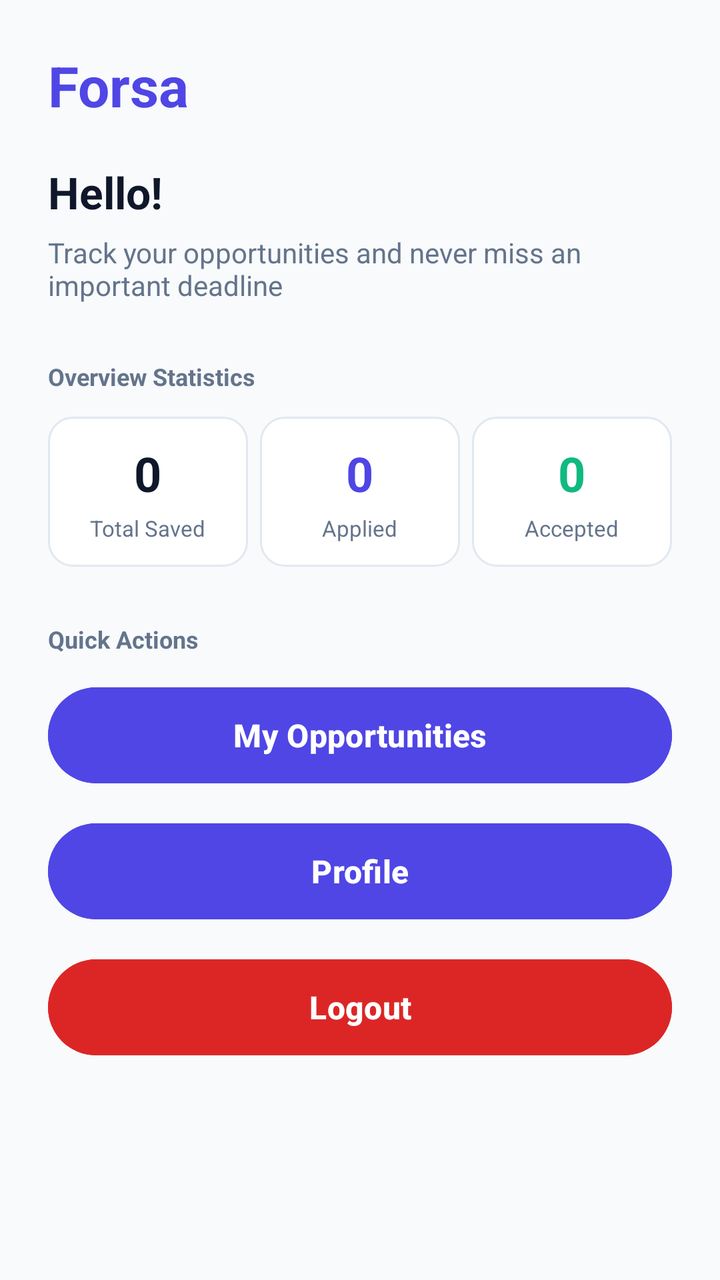
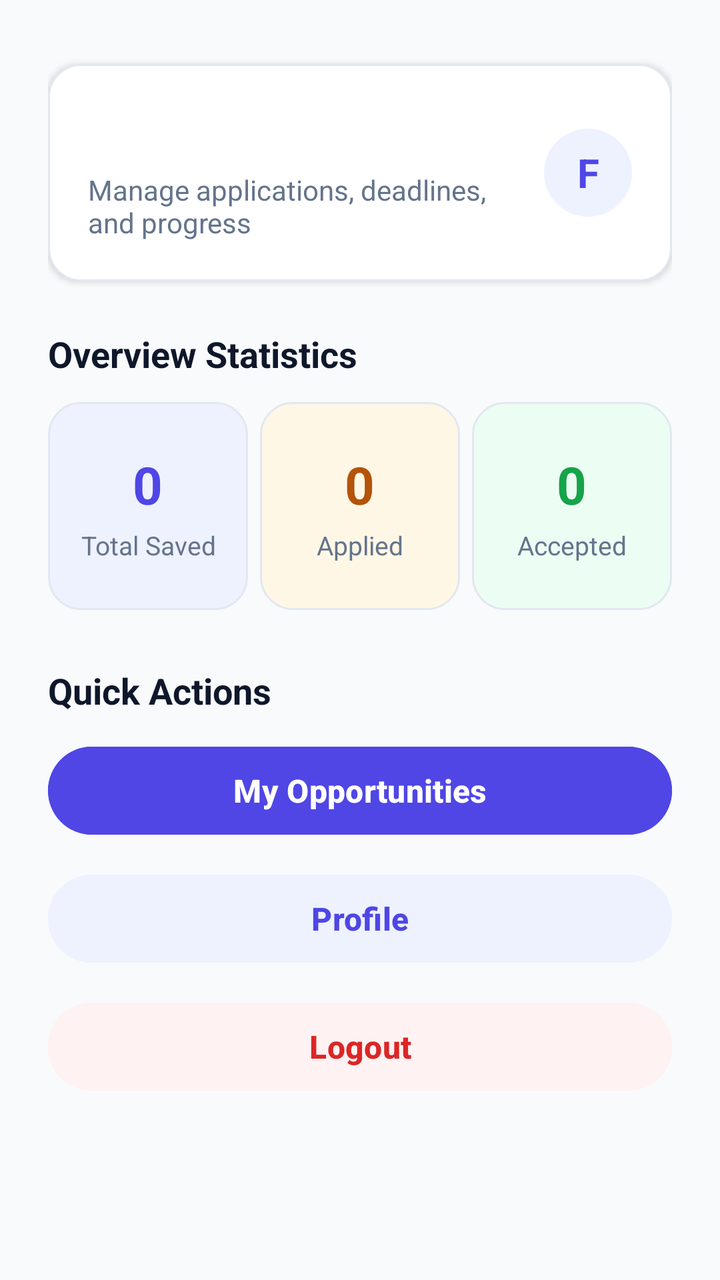

An Android layout rendered at two revisions. The XML below is the earlier revision; the diff shows what the commit changed to produce the second picture.
<!-- AndroidManifest.xml: application theme Theme.Forsa -->
<!-- res/layout/activity_main.xml -->
<?xml version="1.0" encoding="utf-8"?>
<ScrollView xmlns:android="http://schemas.android.com/apk/res/android"
    android:id="@+id/main"
    android:layout_width="match_parent"
    android:layout_height="match_parent"
    android:background="@color/background"
    android:fillViewport="true">

    <LinearLayout
        android:layout_width="match_parent"
        android:layout_height="wrap_content"
        android:orientation="vertical"
        android:padding="24dp">

        
        <TextView
            android:layout_width="wrap_content"
            android:layout_height="wrap_content"
            android:text="@string/app_name"
            android:textColor="@color/primary"
            android:textSize="28sp"
            android:textStyle="bold" />

        
        <TextView
            android:id="@+id/tvDashboardWelcome"
            android:layout_width="match_parent"
            android:layout_height="wrap_content"
            android:layout_marginTop="20dp"
            android:text="Hello!"
            android:textColor="@color/text_primary"
            android:textSize="22sp"
            android:textStyle="bold" />

        
        <TextView
            android:layout_width="match_parent"
            android:layout_height="wrap_content"
            android:layout_marginTop="6dp"
            android:text="@string/dashboard_subtitle"
            android:textColor="@color/text_secondary"
            android:textSize="14sp" />

        
        <TextView
            android:layout_width="match_parent"
            android:layout_height="wrap_content"
            android:layout_marginTop="28dp"
            android:layout_marginBottom="12dp"
            android:text="@string/title_overview_stats"
            android:textColor="@color/text_secondary"
            android:textSize="12sp"
            android:textStyle="bold" />

        
        <LinearLayout
            android:layout_width="match_parent"
            android:layout_height="wrap_content"
            android:orientation="horizontal"
            android:layout_marginBottom="28dp">

            
            <LinearLayout
                android:layout_width="0dp"
                android:layout_height="wrap_content"
                android:layout_weight="1"
                android:layout_marginEnd="4dp"
                android:background="@drawable/bg_dashboard_card"
                android:orientation="vertical"
                android:padding="12dp"
                android:gravity="center">

                <TextView
                    android:id="@+id/tvTotalOpportunities"
                    android:layout_width="wrap_content"
                    android:layout_height="wrap_content"
                    android:text="0"
                    android:textColor="@color/text_primary"
                    android:textSize="24sp"
                    android:textStyle="bold" />

                <TextView
                    android:layout_width="wrap_content"
                    android:layout_height="wrap_content"
                    android:layout_marginTop="4dp"
                    android:text="@string/lbl_dashboard_total"
                    android:textColor="@color/text_secondary"
                    android:textSize="11sp"
                    android:gravity="center" />
            </LinearLayout>

            
            <LinearLayout
                android:layout_width="0dp"
                android:layout_height="wrap_content"
                android:layout_weight="1"
                android:layout_marginHorizontal="2dp"
                android:background="@drawable/bg_dashboard_card"
                android:orientation="vertical"
                android:padding="12dp"
                android:gravity="center">

                <TextView
                    android:id="@+id/tvAppliedOpportunities"
                    android:layout_width="wrap_content"
                    android:layout_height="wrap_content"
                    android:text="0"
                    android:textColor="@color/primary"
                    android:textSize="24sp"
                    android:textStyle="bold" />

                <TextView
                    android:layout_width="wrap_content"
                    android:layout_height="wrap_content"
                    android:layout_marginTop="4dp"
                    android:text="@string/lbl_dashboard_applied"
                    android:textColor="@color/text_secondary"
                    android:textSize="11sp"
                    android:gravity="center" />
            </LinearLayout>

            
            <LinearLayout
                android:layout_width="0dp"
                android:layout_height="wrap_content"
                android:layout_weight="1"
                android:layout_marginStart="4dp"
                android:background="@drawable/bg_dashboard_card"
                android:orientation="vertical"
                android:padding="12dp"
                android:gravity="center">

                <TextView
                    android:id="@+id/tvAcceptedOpportunities"
                    android:layout_width="wrap_content"
                    android:layout_height="wrap_content"
                    android:text="0"
                    android:textColor="#10B981"
                    android:textSize="24sp"
                    android:textStyle="bold" />

                <TextView
                    android:layout_width="wrap_content"
                    android:layout_height="wrap_content"
                    android:layout_marginTop="4dp"
                    android:text="@string/lbl_dashboard_accepted"
                    android:textColor="@color/text_secondary"
                    android:textSize="11sp"
                    android:gravity="center" />
            </LinearLayout>
        </LinearLayout>

        
        <TextView
            android:layout_width="match_parent"
            android:layout_height="wrap_content"
            android:layout_marginBottom="12dp"
            android:text="@string/title_quick_actions"
            android:textColor="@color/text_secondary"
            android:textSize="12sp"
            android:textStyle="bold" />

        
        <Button
            android:id="@+id/btnViewOpportunities"
            android:layout_width="match_parent"
            android:layout_height="56dp"
            android:layout_marginBottom="12dp"
            android:backgroundTint="@color/primary"
            android:text="@string/btn_dashboard_opportunities"
            android:textAllCaps="false"
            android:textColor="@color/white"
            android:textSize="16sp"
            android:textStyle="bold" />

        <Button
            android:id="@+id/btnOpenProfile"
            android:layout_width="match_parent"
            android:layout_height="56dp"
            android:layout_marginBottom="12dp"
            android:backgroundTint="@color/primary"
            android:text="@string/btn_dashboard_profile"
            android:textAllCaps="false"
            android:textColor="@color/white"
            android:textSize="16sp"
            android:textStyle="bold" />

        <Button
            android:id="@+id/btnLogout"
            android:layout_width="match_parent"
            android:layout_height="56dp"
            android:layout_marginBottom="24dp"
            android:backgroundTint="@color/error"
            android:text="@string/btn_dashboard_logout"
            android:textAllCaps="false"
            android:textColor="@color/white"
            android:textSize="16sp"
            android:textStyle="bold" />

    </LinearLayout>
</ScrollView>
<!-- resources referenced by this layout -->
<resources>
  <color name="background">#F8FAFC</color>
  <color name="error">#DC2626</color>
  <color name="primary">#4F46E5</color>
  <color name="text_primary">#0F172A</color>
  <color name="text_secondary">#64748B</color>
  <color name="white">#FFFFFF</color>
  <!-- drawable bg_dashboard_card (drawable) -->
  <?xml version="1.0" encoding="utf-8"?>
  <shape xmlns:android="http://schemas.android.com/apk/res/android"
      android:shape="rectangle">
      <solid android:color="@color/surface" />
      <corners android:radius="12dp" />
      <stroke
          android:width="1dp"
          android:color="#E2E8F0" />
  </shape>
  <string name="app_name">Forsa</string>
  <string name="btn_dashboard_logout">Logout</string>
  <string name="btn_dashboard_opportunities">My Opportunities</string>
  <string name="btn_dashboard_profile">Profile</string>
  <string name="dashboard_subtitle">Track your opportunities and never miss an important deadline</string>
  <string name="lbl_dashboard_accepted">Accepted</string>
  <string name="lbl_dashboard_applied">Applied</string>
  <string name="lbl_dashboard_total">Total Saved</string>
  <string name="title_overview_stats">Overview Statistics</string>
  <string name="title_quick_actions">Quick Actions</string>
  <style name="Theme.Forsa" parent="Base.Theme.Forsa" />
  <color name="surface">#FFFFFF</color>
  <style name="Base.Theme.Forsa" parent="Theme.Material3.DayNight.NoActionBar">
          
          
      </style>
</resources>

<!-- the commit's change to res/layout/activity_main.xml (unified diff, before → after) -->
@@ -13,43 +13,60 @@
         android:padding="24dp">
 
         
+        <LinearLayout
+            android:layout_width="match_parent"
+            android:layout_height="wrap_content"
+            android:layout_marginTop="8dp"
+            android:background="@drawable/bg_card_white"
+            android:elevation="2dp"
+            android:orientation="horizontal"
+            android:padding="20dp"
+            android:gravity="center_vertical">
+
+            <LinearLayout
+                android:layout_width="0dp"
+                android:layout_height="wrap_content"
+                android:layout_weight="1"
+                android:orientation="vertical"
+                android:layout_marginEnd="16dp">
+
+                <TextView
+                    android:id="@+id/tvDashboardWelcome"
+                    android:layout_width="match_parent"
+                    android:layout_height="wrap_content"
+                    android:textColor="@color/text_primary"
+                    android:textSize="22sp"
+                    android:textStyle="bold" />
+
+                <TextView
+                    android:layout_width="match_parent"
+                    android:layout_height="wrap_content"
+                    android:layout_marginTop="4dp"
+                    android:text="@string/dashboard_subtitle_p8"
+                    android:textColor="@color/text_secondary"
+                    android:textSize="14sp" />
+            </LinearLayout>
+
+            <TextView
+                android:layout_width="44dp"
+                android:layout_height="44dp"
+                android:background="@drawable/bg_icon_circle"
+                android:gravity="center"
+                android:text="@string/brand_logo_letter"
+                android:textColor="@color/primary"
+                android:textSize="20sp"
+                android:textStyle="bold" />
+        </LinearLayout>
+
+        
         <TextView
-            android:layout_width="wrap_content"
-            android:layout_height="wrap_content"
-            android:text="@string/app_name"
-            android:textColor="@color/primary"
-            android:textSize="28sp"
-            android:textStyle="bold" />
-
-        
-        <TextView
-            android:id="@+id/tvDashboardWelcome"
-            android:layout_width="match_parent"
-            android:layout_height="wrap_content"
-            android:layout_marginTop="20dp"
-            android:text="Hello!"
+            android:layout_width="match_parent"
+            android:layout_height="wrap_content"
+            android:layout_marginTop="24dp"
+            android:layout_marginBottom="12dp"
+            android:text="@string/title_overview_stats"
             android:textColor="@color/text_primary"
-            android:textSize="22sp"
-            android:textStyle="bold" />
-
-        
-        <TextView
-            android:layout_width="match_parent"
-            android:layout_height="wrap_content"
-            android:layout_marginTop="6dp"
-            android:text="@string/dashboard_subtitle"
-            android:textColor="@color/text_secondary"
-            android:textSize="14sp" />
-
-        
-        <TextView
-            android:layout_width="match_parent"
-            android:layout_height="wrap_content"
-            android:layout_marginTop="28dp"
-            android:layout_marginBottom="12dp"
-            android:text="@string/title_overview_stats"
-            android:textColor="@color/text_secondary"
-            android:textSize="12sp"
+            android:textSize="18sp"
             android:textStyle="bold" />
 
         
@@ -62,51 +79,51 @@
             
             <LinearLayout
                 android:layout_width="0dp"
-                android:layout_height="wrap_content"
+                android:layout_height="104dp"
                 android:layout_weight="1"
                 android:layout_marginEnd="4dp"
-                android:background="@drawable/bg_dashboard_card"
-                android:orientation="vertical"
-                android:padding="12dp"
-                android:gravity="center">
+                android:background="@drawable/bg_stat_indigo"
+                android:gravity="center"
+                android:orientation="vertical"
+                android:padding="12dp">
 
                 <TextView
                     android:id="@+id/tvTotalOpportunities"
-                    android:layout_width="wrap_content"
-                    android:layout_height="wrap_content"
-                    android:text="0"
-                    android:textColor="@color/text_primary"
-                    android:textSize="24sp"
-                    android:textStyle="bold" />
-
-                <TextView
-                    android:layout_width="wrap_content"
-                    android:layout_height="wrap_content"
-                    android:layout_marginTop="4dp"
-                    android:text="@string/lbl_dashboard_total"
-                    android:textColor="@color/text_secondary"
-                    android:textSize="11sp"
-                    android:gravity="center" />
-            </LinearLayout>
-
-            
-            <LinearLayout
-                android:layout_width="0dp"
-                android:layout_height="wrap_content"
-                android:layout_weight="1"
-                android:layout_marginHorizontal="2dp"
-                android:background="@drawable/bg_dashboard_card"
-                android:orientation="vertical"
-                android:padding="12dp"
-                android:gravity="center">
-
-                <TextView
-                    android:id="@+id/tvAppliedOpportunities"
                     android:layout_width="wrap_content"
                     android:layout_height="wrap_content"
                     android:text="0"
                     android:textColor="@color/primary"
-                    android:textSize="24sp"
+                    android:textSize="26sp"
+                    android:textStyle="bold" />
+
+                <TextView
+                    android:layout_width="wrap_content"
+                    android:layout_height="wrap_content"
+                    android:layout_marginTop="4dp"
+                    android:text="@string/lbl_dashboard_total"
+                    android:textColor="@color/text_secondary"
+                    android:textSize="13sp"
+                    android:gravity="center" />
+            </LinearLayout>
+
+            
+            <LinearLayout
+                android:layout_width="0dp"
+                android:layout_height="104dp"
+                android:layout_weight="1"
+                android:layout_marginHorizontal="2dp"
+                android:background="@drawable/bg_stat_amber"
+                android:gravity="center"
+                android:orientation="vertical"
+                android:padding="12dp">
+
+                <TextView
+                    android:id="@+id/tvAppliedOpportunities"
+                    android:layout_width="wrap_content"
+                    android:layout_height="wrap_content"
+                    android:text="0"
+                    android:textColor="@color/amber_badge_text"
+                    android:textSize="26sp"
                     android:textStyle="bold" />
 
                 <TextView
@@ -115,28 +132,28 @@
                     android:layout_marginTop="4dp"
                     android:text="@string/lbl_dashboard_applied"
                     android:textColor="@color/text_secondary"
-                    android:textSize="11sp"
+                    android:textSize="13sp"
                     android:gravity="center" />
             </LinearLayout>
 
             
             <LinearLayout
                 android:layout_width="0dp"
-                android:layout_height="wrap_content"
+                android:layout_height="104dp"
                 android:layout_weight="1"
                 android:layout_marginStart="4dp"
-                android:background="@drawable/bg_dashboard_card"
-                android:orientation="vertical"
-                android:padding="12dp"
-                android:gravity="center">
+                android:background="@drawable/bg_stat_green"
+                android:gravity="center"
+                android:orientation="vertical"
+                android:padding="12dp">
 
                 <TextView
                     android:id="@+id/tvAcceptedOpportunities"
                     android:layout_width="wrap_content"
                     android:layout_height="wrap_content"
                     android:text="0"
-                    android:textColor="#10B981"
-                    android:textSize="24sp"
+                    android:textColor="@color/success"
+                    android:textSize="26sp"
                     android:textStyle="bold" />
 
                 <TextView
@@ -145,7 +162,7 @@
                     android:layout_marginTop="4dp"
                     android:text="@string/lbl_dashboard_accepted"
                     android:textColor="@color/text_secondary"
-                    android:textSize="11sp"
+                    android:textSize="13sp"
                     android:gravity="center" />
             </LinearLayout>
         </LinearLayout>
@@ -156,15 +173,15 @@
             android:layout_height="wrap_content"
             android:layout_marginBottom="12dp"
             android:text="@string/title_quick_actions"
-            android:textColor="@color/text_secondary"
-            android:textSize="12sp"
+            android:textColor="@color/text_primary"
+            android:textSize="18sp"
             android:textStyle="bold" />
 
         
         <Button
             android:id="@+id/btnViewOpportunities"
             android:layout_width="match_parent"
-            android:layout_height="56dp"
+            android:layout_height="52dp"
             android:layout_marginBottom="12dp"
             android:backgroundTint="@color/primary"
             android:text="@string/btn_dashboard_opportunities"
@@ -176,24 +193,24 @@
         <Button
             android:id="@+id/btnOpenProfile"
             android:layout_width="match_parent"
-            android:layout_height="56dp"
-            android:layout_marginBottom="12dp"
-            android:backgroundTint="@color/primary"
+            android:layout_height="52dp"
+            android:layout_marginBottom="12dp"
+            android:backgroundTint="@color/soft_indigo"
             android:text="@string/btn_dashboard_profile"
             android:textAllCaps="false"
-            android:textColor="@color/white"
+            android:textColor="@color/primary"
             android:textSize="16sp"
             android:textStyle="bold" />
 
         <Button
             android:id="@+id/btnLogout"
             android:layout_width="match_parent"
-            android:layout_height="56dp"
+            android:layout_height="52dp"
             android:layout_marginBottom="24dp"
-            android:backgroundTint="@color/error"
+            android:backgroundTint="@color/soft_red"
             android:text="@string/btn_dashboard_logout"
             android:textAllCaps="false"
-            android:textColor="@color/white"
+            android:textColor="@color/error"
             android:textSize="16sp"
             android:textStyle="bold" />
 
<!-- resource entries referenced after the edit -->
@@ -1,26 +1,66 @@
 <!-- resources referenced by this layout -->
 <resources>
+  <color name="amber_badge_text">#B45309</color>
   <color name="background">#F8FAFC</color>
   <color name="error">#DC2626</color>
   <color name="primary">#4F46E5</color>
+  <color name="soft_indigo">#EEF2FF</color>
+  <color name="soft_red">#FEF2F2</color>
+  <color name="success">#16A34A</color>
   <color name="text_primary">#0F172A</color>
   <color name="text_secondary">#64748B</color>
   <color name="white">#FFFFFF</color>
-  <!-- drawable bg_dashboard_card (drawable) -->
+  <!-- drawable bg_card_white (drawable) -->
   <?xml version="1.0" encoding="utf-8"?>
   <shape xmlns:android="http://schemas.android.com/apk/res/android"
       android:shape="rectangle">
       <solid android:color="@color/surface" />
-      <corners android:radius="12dp" />
+      <corners android:radius="16dp" />
       <stroke
           android:width="1dp"
-          android:color="#E2E8F0" />
+          android:color="@color/border" />
   </shape>
-  <string name="app_name">Forsa</string>
+  <!-- drawable bg_icon_circle (drawable) -->
+  <?xml version="1.0" encoding="utf-8"?>
+  <shape xmlns:android="http://schemas.android.com/apk/res/android"
+      android:shape="oval">
+      <solid android:color="@color/soft_indigo" />
+  </shape>
+  <!-- drawable bg_stat_amber (drawable) -->
+  <?xml version="1.0" encoding="utf-8"?>
+  <shape xmlns:android="http://schemas.android.com/apk/res/android"
+      android:shape="rectangle">
+      <solid android:color="@color/soft_amber" />
+      <corners android:radius="16dp" />
+      <stroke
+          android:width="1dp"
+          android:color="@color/border" />
+  </shape>
+  <!-- drawable bg_stat_green (drawable) -->
+  <?xml version="1.0" encoding="utf-8"?>
+  <shape xmlns:android="http://schemas.android.com/apk/res/android"
+      android:shape="rectangle">
+      <solid android:color="@color/soft_green" />
+      <corners android:radius="16dp" />
+      <stroke
+          android:width="1dp"
+          android:color="@color/border" />
+  </shape>
+  <!-- drawable bg_stat_indigo (drawable) -->
+  <?xml version="1.0" encoding="utf-8"?>
+  <shape xmlns:android="http://schemas.android.com/apk/res/android"
+      android:shape="rectangle">
+      <solid android:color="@color/soft_indigo" />
+      <corners android:radius="16dp" />
+      <stroke
+          android:width="1dp"
+          android:color="@color/border" />
+  </shape>
+  <string name="brand_logo_letter">F</string>
   <string name="btn_dashboard_logout">Logout</string>
   <string name="btn_dashboard_opportunities">My Opportunities</string>
   <string name="btn_dashboard_profile">Profile</string>
-  <string name="dashboard_subtitle">Track your opportunities and never miss an important deadline</string>
+  <string name="dashboard_subtitle_p8">Manage applications, deadlines, and progress</string>
   <string name="lbl_dashboard_accepted">Accepted</string>
   <string name="lbl_dashboard_applied">Applied</string>
   <string name="lbl_dashboard_total">Total Saved</string>
@@ -28,6 +68,9 @@
   <string name="title_quick_actions">Quick Actions</string>
   <style name="Theme.Forsa" parent="Base.Theme.Forsa" />
   <color name="surface">#FFFFFF</color>
+  <color name="border">#E2E8F0</color>
+  <color name="soft_amber">#FFF7E6</color>
+  <color name="soft_green">#ECFDF3</color>
   <style name="Base.Theme.Forsa" parent="Theme.Material3.DayNight.NoActionBar">
           
           
